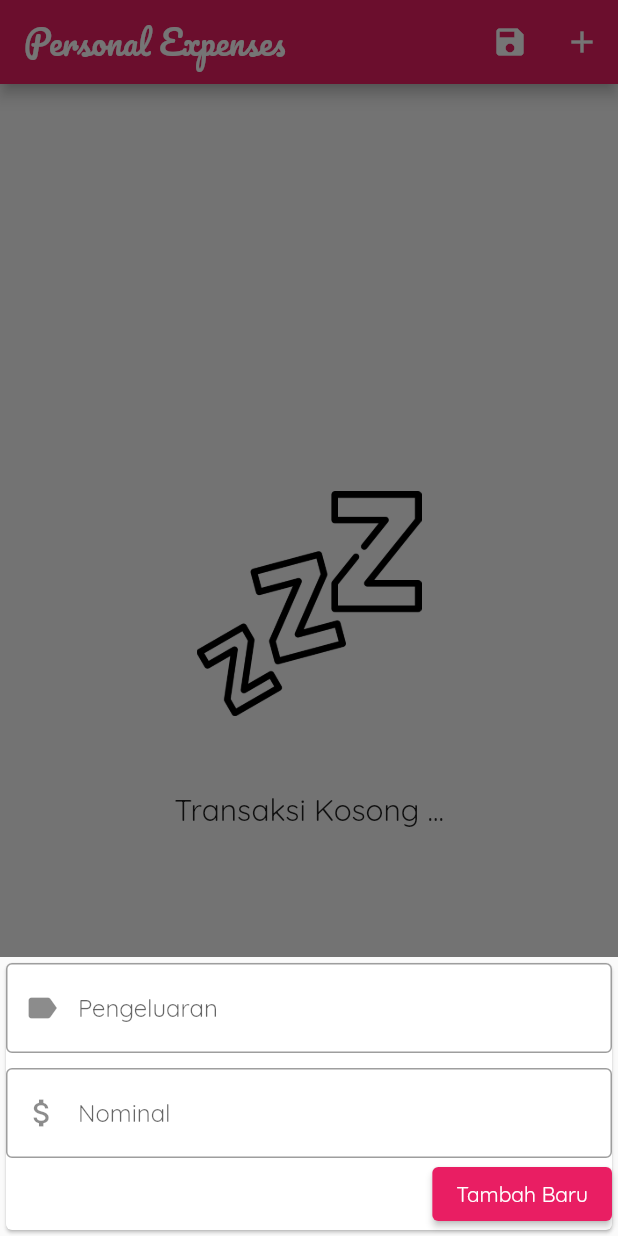
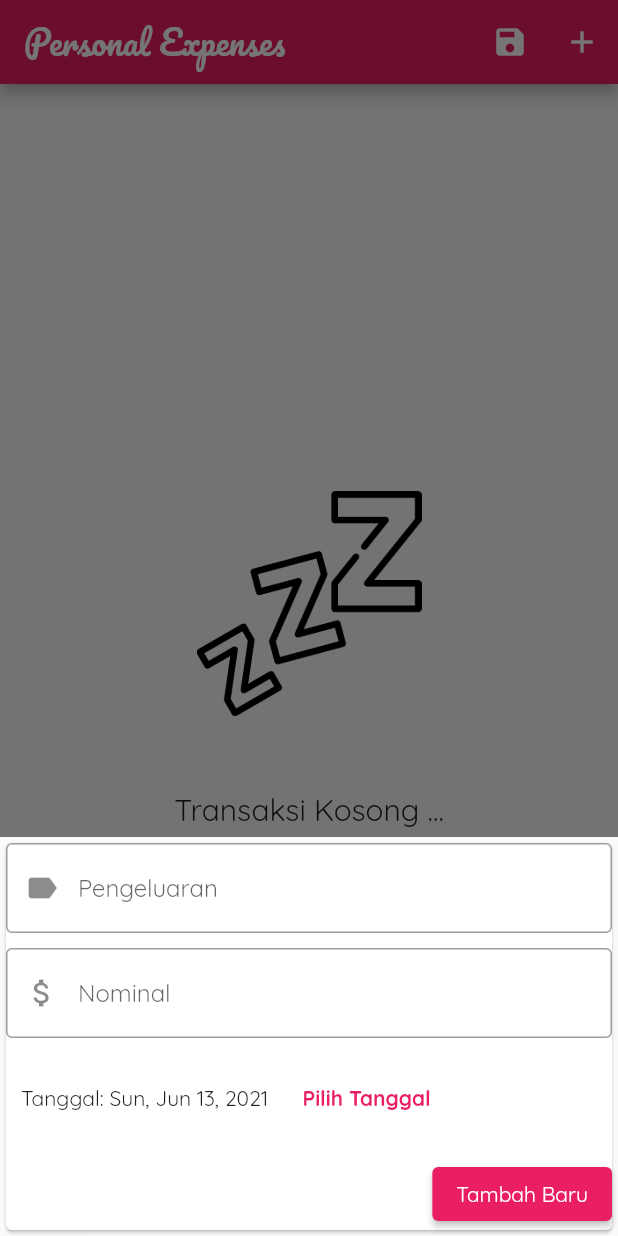
Before and after one commit to Mameng57/flutter-personal-expenses, a Flutter app: the screen it shows after launch, after a tap on the "add" icon, on a phone screen of 412 x 824 dp. Run offline on Flutter 3.47's test engine with Material 2 defaults, Android fonts, the phone set to English and light mode, and no system bars.

```diff
--- a/lib/widgets/transaction_add.dart
+++ b/lib/widgets/transaction_add.dart
@@ -1,4 +1,5 @@
 import 'package:flutter/material.dart';
+import 'package:intl/intl.dart';
 
 class TransactionAdd extends StatefulWidget {
   final Function handler;
@@ -10,22 +11,39 @@ class TransactionAdd extends StatefulWidget {
 }
 
 class _TransactionAddState extends State<TransactionAdd> {
-  final titleController = TextEditingController();
+  final _titleController = TextEditingController();
+  final _amountController = TextEditingController();
+  DateTime _pickedDate = DateTime.now();
 
-  final amountController = TextEditingController();
-
-  void submitData() {
-    final String enteredTitle = titleController.text;
-    final double enteredAmount = double.parse(amountController.text);
+  void _submitData() {
+    final String enteredTitle = _titleController.text;
+    final double enteredAmount = double.parse(_amountController.text);
 
     if(enteredTitle.isEmpty || enteredAmount <= 0)
       return;
 
     widget.handler(
-      title: titleController.text,
+      title: enteredTitle,
       amount: enteredAmount,
+      date: _pickedDate,
     );
     Navigator.of(context).pop();
+  }
+
+  void _startDatePicker() {
+    showDatePicker(
+      context: context,
+      initialDate: DateTime.now(),
+      firstDate: DateTime(DateTime.now().year),
+      lastDate: DateTime.now(),
+    ).then((value) {
+      if(value == null)
+        return;
+      else
+        setState(() {
+          _pickedDate = value;
+        });
+    });
   }
 
   @override
@@ -38,7 +56,7 @@ class _TransactionAddState extends State<TransactionAdd> {
           crossAxisAlignment: CrossAxisAlignment.end,
           children: [
             TextField(
-              controller: titleController,
+              controller: _titleController,
               decoration: InputDecoration(
                 hintText: "Pengeluaran",
                 border: OutlineInputBorder(),
@@ -47,7 +65,7 @@ class _TransactionAddState extends State<TransactionAdd> {
             ),
             Divider(color: Colors.transparent, height: 10,),
             TextField(
-              controller: amountController,
+              controller: _amountController,
               keyboardType: TextInputType.number,
               decoration: InputDecoration(
                 hintText: "Nominal",
@@ -55,8 +73,28 @@ class _TransactionAddState extends State<TransactionAdd> {
                 prefixIcon: Icon(Icons.attach_money),
               ),
             ),
+            Container(
+              margin: EdgeInsets.symmetric(horizontal: 10),
+              height: 80,
+              child: Row(
+                children: [
+                  Text("Tanggal: ${DateFormat.yMMMEd().format(_pickedDate)}"
+                  ),
+                  SizedBox(width: 15,),
+                  TextButton(
+                    child: Text("Pilih Tanggal",
+                      style: TextStyle(
+                        color: Theme.of(context).primaryColor,
+                        fontWeight: FontWeight.bold,
+                      ),
+                    ),
+                    onPressed: _startDatePicker,
+                  ),
+                ],
+              ),
+            ),
             ElevatedButton(
-              onPressed: submitData,
+              onPressed: _submitData,
               child: Text("Tambah Baru"),
             ),
           ],
--- a/lib/widgets/transaction_list.dart
+++ b/lib/widgets/transaction_list.dart
@@ -4,8 +4,9 @@ import '../models/transaction.dart';
 
 class TransactionList extends StatelessWidget {
   final List<Transaction> transactions;
+  final Function deleteTransaction;
 
-  TransactionList({required this.transactions});
+  TransactionList({required this.transactions, required this.deleteTransaction});
 
   @override
   Widget build(BuildContext context) {
@@ -30,6 +31,10 @@ class TransactionList extends StatelessWidget {
             ),
             title: Text("${transactions[index].title}", style: TextStyle(fontWeight: FontWeight.bold),),
             subtitle: Text("${DateFormat('EEE - dd MMMM yyyy - HH:mm').format(transactions[index].date)}"),
+            trailing: IconButton(
+              icon: Icon(Icons.delete, color: Theme.of(context).errorColor,),
+              onPressed: () => deleteTransaction(transactions[index].id),
+            ),
           ),
         );
       },
```
